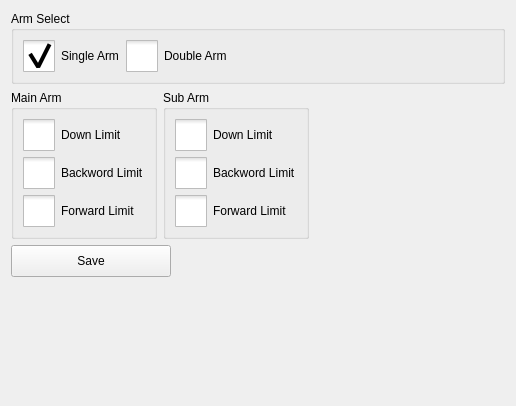
GaussCheng/2-5AxisPunch, file hcsettings/icstructdefineframe.ui: the form before one commit.
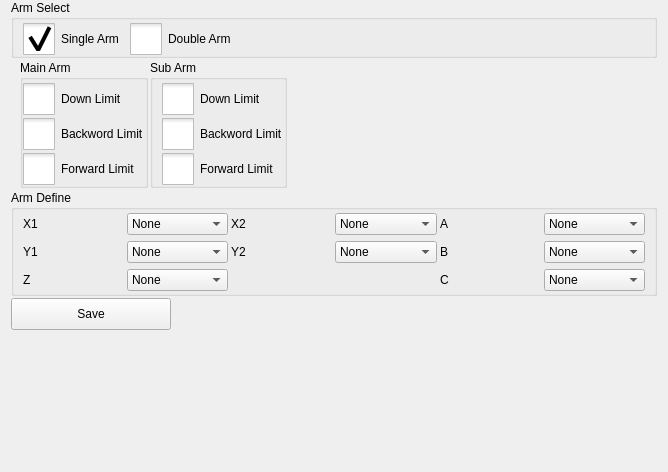
The form after the commit. Icons and pictures are not drawn.

Diff of the .ui file:
```diff
--- a/hcsettings/icstructdefineframe.ui
+++ b/hcsettings/icstructdefineframe.ui
@@ -6,20 +6,44 @@
    <rect>
     <x>0</x>
     <y>0</y>
-    <width>516</width>
-    <height>406</height>
+    <width>668</width>
+    <height>472</height>
    </rect>
   </property>
   <property name="windowTitle">
    <string>Form</string>
   </property>
   <layout class="QVBoxLayout" name="verticalLayout_3">
+   <property name="spacing">
+    <number>2</number>
+   </property>
+   <property name="topMargin">
+    <number>0</number>
+   </property>
+   <property name="bottomMargin">
+    <number>0</number>
+   </property>
    <item>
     <widget class="QGroupBox" name="groupBox">
      <property name="title">
       <string>Arm Select</string>
      </property>
      <layout class="QHBoxLayout" name="horizontalLayout">
+      <property name="spacing">
+       <number>10</number>
+      </property>
+      <property name="leftMargin">
+       <number>9</number>
+      </property>
+      <property name="topMargin">
+       <number>3</number>
+      </property>
+      <property name="rightMargin">
+       <number>0</number>
+      </property>
+      <property name="bottomMargin">
+       <number>0</number>
+      </property>
       <item>
        <widget class="QCheckBox" name="singleArmButton">
         <property name="styleSheet">
@@ -125,12 +149,30 @@
    </item>
    <item>
     <layout class="QHBoxLayout" name="horizontalLayout_2">
+     <property name="leftMargin">
+      <number>9</number>
+     </property>
      <item>
       <widget class="QGroupBox" name="mainArmBox">
        <property name="title">
         <string>Main Arm</string>
        </property>
        <layout class="QVBoxLayout" name="verticalLayout">
+        <property name="spacing">
+         <number>3</number>
+        </property>
+        <property name="leftMargin">
+         <number>0</number>
+        </property>
+        <property name="topMargin">
+         <number>3</number>
+        </property>
+        <property name="rightMargin">
+         <number>0</number>
+        </property>
+        <property name="bottomMargin">
+         <number>0</number>
+        </property>
         <item>
          <widget class="QCheckBox" name="mainArmDownLimitButton">
           <property name="styleSheet">
@@ -251,6 +293,18 @@
         <string>Sub Arm</string>
        </property>
        <layout class="QVBoxLayout" name="verticalLayout_2">
+        <property name="spacing">
+         <number>3</number>
+        </property>
+        <property name="topMargin">
+         <number>3</number>
+        </property>
+        <property name="rightMargin">
+         <number>0</number>
+        </property>
+        <property name="bottomMargin">
+         <number>0</number>
+        </property>
         <item>
          <widget class="QCheckBox" name="subArmDownLimitButton">
           <property name="text">
@@ -299,6 +353,232 @@
      </item>
     </layout>
    </item>
+   <item>
+    <widget class="QGroupBox" name="armDefineBox">
+     <property name="title">
+      <string>Arm Define</string>
+     </property>
+     <layout class="QGridLayout" name="gridLayout">
+      <property name="topMargin">
+       <number>3</number>
+      </property>
+      <property name="bottomMargin">
+       <number>2</number>
+      </property>
+      <property name="horizontalSpacing">
+       <number>3</number>
+      </property>
+      <item row="0" column="1">
+       <widget class="QComboBox" name="x1Box">
+        <item>
+         <property name="text">
+          <string>None</string>
+         </property>
+        </item>
+        <item>
+         <property name="text">
+          <string>Pneumatic</string>
+         </property>
+        </item>
+        <item>
+         <property name="text">
+          <string>Servo</string>
+         </property>
+        </item>
+       </widget>
+      </item>
+      <item row="0" column="0">
+       <widget class="QLabel" name="label_5">
+        <property name="text">
+         <string>X1</string>
+        </property>
+       </widget>
+      </item>
+      <item row="2" column="4">
+       <widget class="QLabel" name="label_14">
+        <property name="text">
+         <string>C</string>
+        </property>
+       </widget>
+      </item>
+      <item row="2" column="0">
+       <widget class="QLabel" name="label_13">
+        <property name="text">
+         <string>Z</string>
+        </property>
+       </widget>
+      </item>
+      <item row="0" column="4">
+       <widget class="QLabel" name="label_15">
+        <property name="text">
+         <string>A</string>
+        </property>
+       </widget>
+      </item>
+      <item row="1" column="1">
+       <widget class="QComboBox" name="y1Box">
+        <item>
+         <property name="text">
+          <string>None</string>
+         </property>
+        </item>
+        <item>
+         <property name="text">
+          <string>Pneumatic</string>
+         </property>
+        </item>
+        <item>
+         <property name="text">
+          <string>Servo</string>
+         </property>
+        </item>
+       </widget>
+      </item>
+      <item row="2" column="5">
+       <widget class="QComboBox" name="cBox">
+        <item>
+         <property name="text">
+          <string>None</string>
+         </property>
+        </item>
+        <item>
+         <property name="text">
+          <string>Pneumatic</string>
+         </property>
+        </item>
+        <item>
+         <property name="text">
+          <string>Servo</string>
+         </property>
+        </item>
+       </widget>
+      </item>
+      <item row="0" column="5">
+       <widget class="QComboBox" name="aBox">
+        <item>
+         <property name="text">
+          <string>None</string>
+         </property>
+        </item>
+        <item>
+         <property name="text">
+          <string>Pneumatic</string>
+         </property>
+        </item>
+        <item>
+         <property name="text">
+          <string>Servo</string>
+         </property>
+        </item>
+       </widget>
+      </item>
+      <item row="1" column="4">
+       <widget class="QLabel" name="label_16">
+        <property name="text">
+         <string>B</string>
+        </property>
+       </widget>
+      </item>
+      <item row="2" column="1">
+       <widget class="QComboBox" name="zBox">
+        <item>
+         <property name="text">
+          <string>None</string>
+         </property>
+        </item>
+        <item>
+         <property name="text">
+          <string>Pneumatic</string>
+         </property>
+        </item>
+        <item>
+         <property name="text">
+          <string>Servo</string>
+         </property>
+        </item>
+       </widget>
+      </item>
+      <item row="1" column="0">
+       <widget class="QLabel" name="label_7">
+        <property name="text">
+         <string>Y1</string>
+        </property>
+       </widget>
+      </item>
+      <item row="1" column="5">
+       <widget class="QComboBox" name="bBox">
+        <item>
+         <property name="text">
+          <string>None</string>
+         </property>
+        </item>
+        <item>
+         <property name="text">
+          <string>Pneumatic</string>
+         </property>
+        </item>
+        <item>
+         <property name="text">
+          <string>Servo</string>
+         </property>
+        </item>
+       </widget>
+      </item>
+      <item row="0" column="2">
+       <widget class="QLabel" name="label_6">
+        <property name="text">
+         <string>X2</string>
+        </property>
+       </widget>
+      </item>
+      <item row="0" column="3">
+       <widget class="QComboBox" name="x2Box">
+        <item>
+         <property name="text">
+          <string>None</string>
+         </property>
+        </item>
+        <item>
+         <property name="text">
+          <string>Pneumatic</string>
+         </property>
+        </item>
+        <item>
+         <property name="text">
+          <string>Servo</string>
+         </property>
+        </item>
+       </widget>
+      </item>
+      <item row="1" column="2">
+       <widget class="QLabel" name="label_12">
+        <property name="text">
+         <string>Y2</string>
+        </property>
+       </widget>
+      </item>
+      <item row="1" column="3">
+       <widget class="QComboBox" name="y2Box">
+        <item>
+         <property name="text">
+          <string>None</string>
+         </property>
+        </item>
+        <item>
+         <property name="text">
+          <string>Pneumatic</string>
+         </property>
+        </item>
+        <item>
+         <property name="text">
+          <string>Servo</string>
+         </property>
+        </item>
+       </widget>
+      </item>
+     </layout>
+    </widget>
+   </item>
    <item>
     <widget class="QPushButton" name="saveButton">
      <property name="minimumSize">
```
